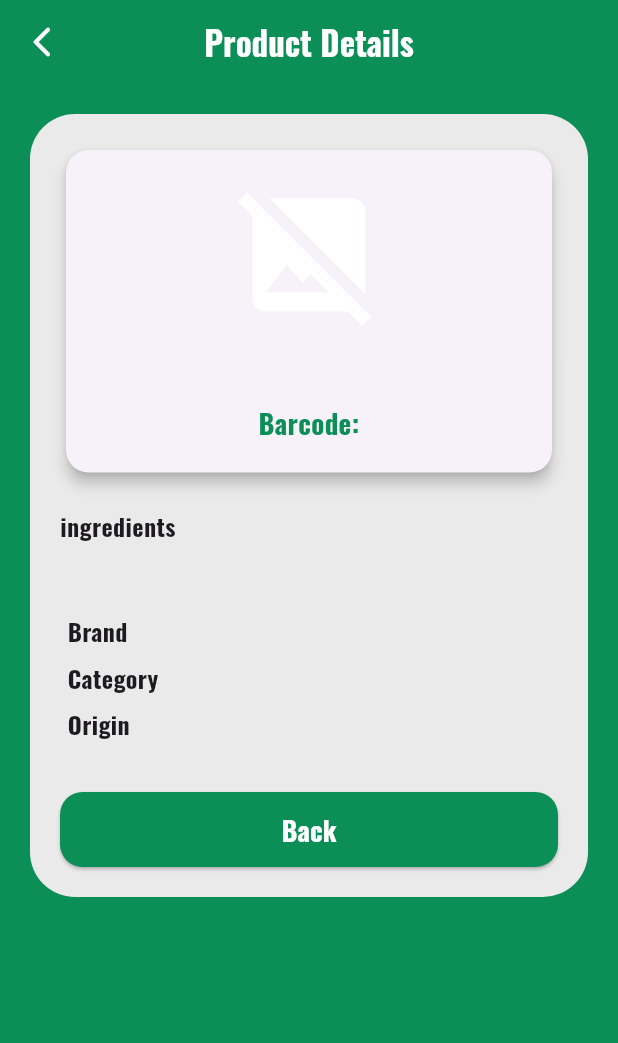
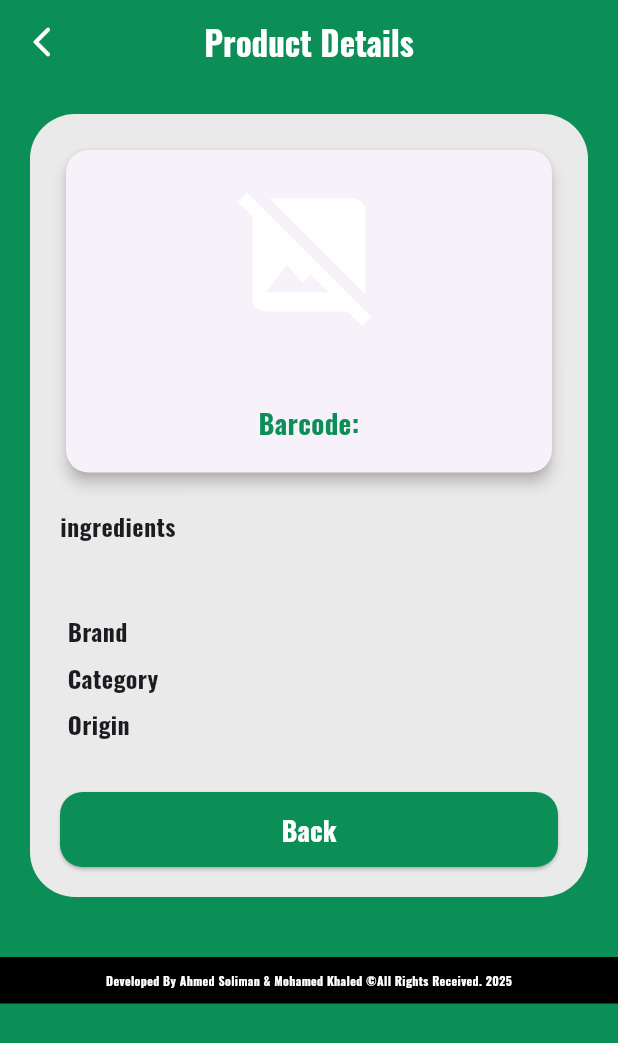
Before and after one commit to moha-med610/barcode_reader, a Flutter app: the ProductDetailsScreen screen opened directly with empty values, on a phone screen of 412 x 824 dp. Shown: the top 1043 px of the screen. Run offline on Flutter 3.47's test engine with Material 3 defaults, Android fonts, the phone set to English and light mode, and no system bars; our stand-ins replace google_fonts; missing offline and left inert: mobile_scanner; network calls fail.

Commit message:
add: add footer in product details screen

```diff
--- a/lib/product_details.dart
+++ b/lib/product_details.dart
@@ -63,9 +63,12 @@ class ProductDetailsScreen extends StatelessWidget {
       ),
       backgroundColor: Color(0xFF0B8F57),
       body: SingleChildScrollView(
-        padding: const EdgeInsets.all(20.0),
-        child: Container(
+        // padding: const EdgeInsets.all(20.0),
+        child: Column(
+          children: [
+            Container(
               padding: EdgeInsets.all(20),
+              margin: EdgeInsets.all(20),
               decoration: BoxDecoration(
                 color: const Color.fromARGB(255, 235, 234, 234),
                 borderRadius: BorderRadius.all(Radius.circular(30)),
@@ -162,13 +165,40 @@ class ProductDetailsScreen extends StatelessWidget {
                       ),
                       child: const Text(
                         'Back',
-                    style: TextStyle(fontSize: 18, fontWeight: FontWeight.bold),
+                        style: TextStyle(
+                          fontSize: 18,
+                          fontWeight: FontWeight.bold,
+                        ),
                       ),
                     ),
                   ),
                 ],
               ),
             ),
+            Align(
+              alignment: AlignmentGeometry.bottomCenter,
+              child: Container(
+                color: Colors.black,
+                width: double.infinity,
+                margin: EdgeInsets.only(top: 20),
+                padding: EdgeInsets.all(10),
+                child: Row(
+                  mainAxisAlignment: MainAxisAlignment.center,
+                  children: [
+                    Text(
+                      "Developed By Ahmed Soliman & Mohamed Khaled ©All Rights Received. ${DateTime.now().year}",
+                      style: TextStyle(
+                        fontSize: 8,
+                        color: Color.fromARGB(255, 255, 255, 255),
+                        fontWeight: FontWeight.w800,
+                      ),
+                    ),
+                  ],
+                ),
+              ),
+            ),
+          ],
+        ),
       ),
     );
   }
```
Lines whose indentation alone changed are shown as unchanged.
